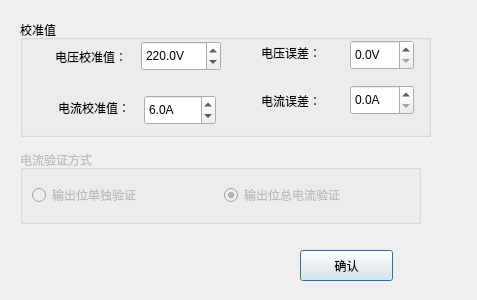
Old version of the form PDU-CalibrateTool/adjust/errorrangedlg.ui in the repository ChinaClever/PDU-CalibrateTool.
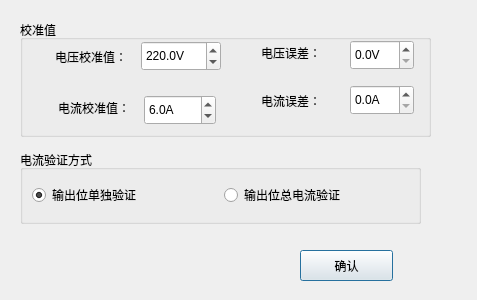
New version of the form.

What changed in the file:
```diff
--- a/PDU-CalibrateTool/adjust/errorrangedlg.ui
+++ b/PDU-CalibrateTool/adjust/errorrangedlg.ui
@@ -15,7 +15,7 @@
   </property>
   <widget class="QGroupBox" name="groupBox_2">
    <property name="enabled">
-    <bool>false</bool>
+    <bool>true</bool>
    </property>
    <property name="geometry">
     <rect>
@@ -40,6 +40,9 @@
       <property name="text">
        <string>输出位单独验证</string>
       </property>
+      <property name="checked">
+       <bool>true</bool>
+      </property>
      </widget>
     </item>
     <item row="0" column="1">
@@ -54,7 +57,7 @@
        <string>输出位总电流验证</string>
       </property>
       <property name="checked">
-       <bool>true</bool>
+       <bool>false</bool>
       </property>
      </widget>
     </item>
```
